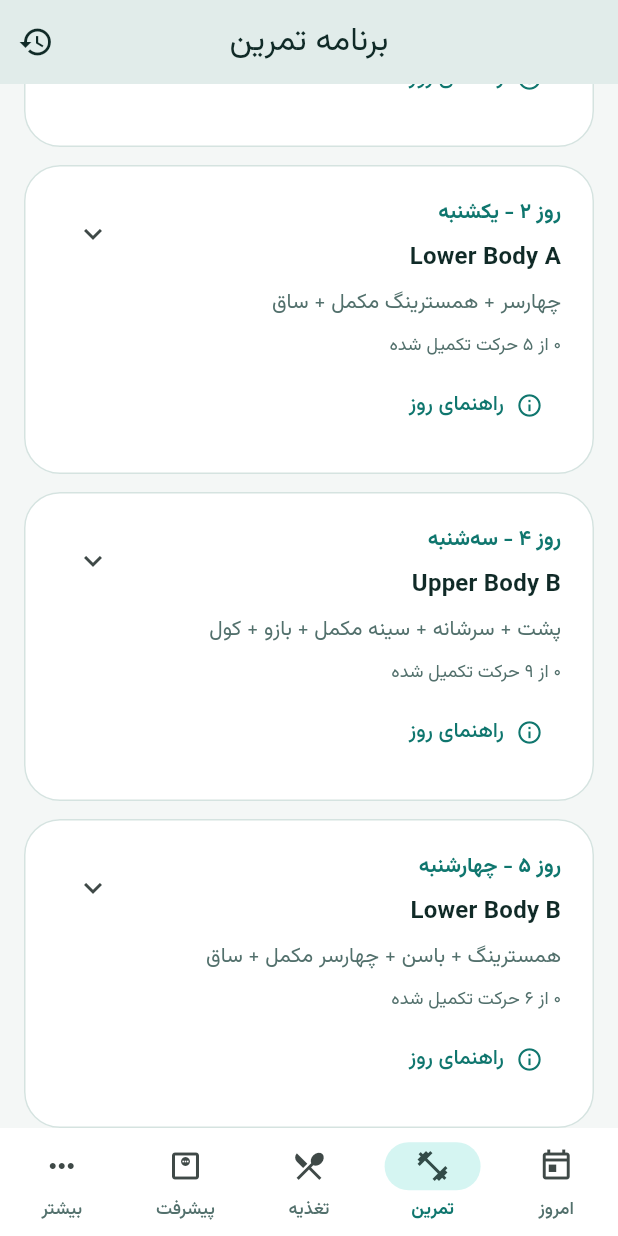
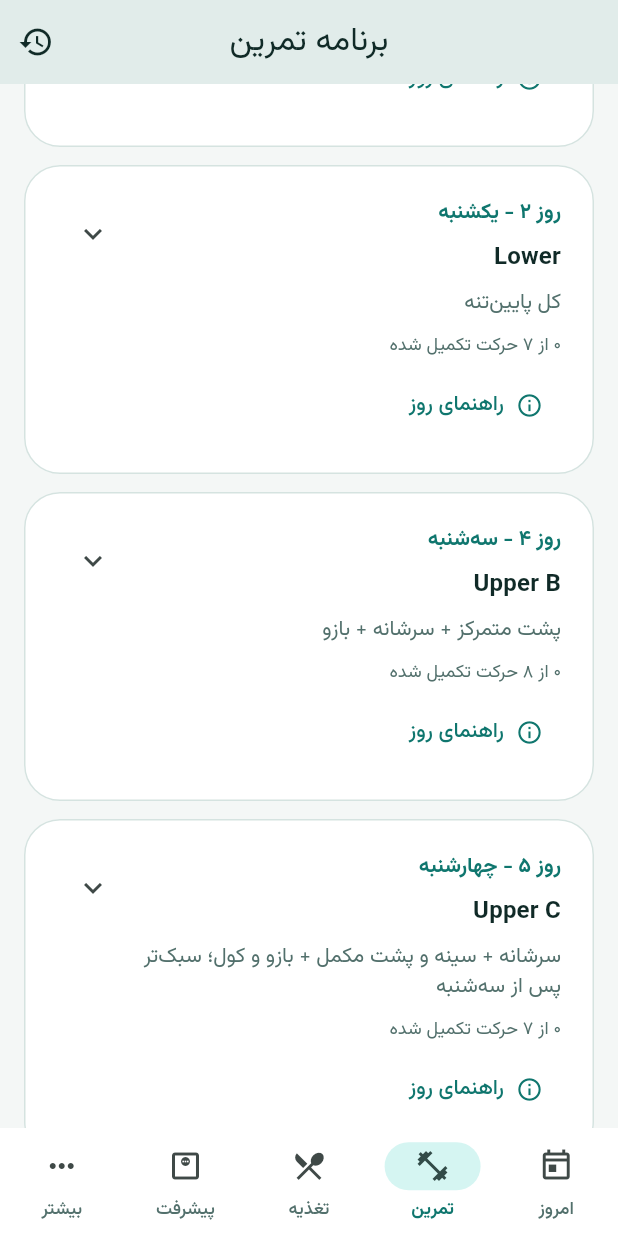
Before and after one commit to Davoud-Abbasi-B/MyFitPlan, a Flutter app: the screen it shows after launch, item 2 of the bottom bar chosen, scrolled down 576 dp, on a phone screen of 412 x 824 dp. Run offline on Flutter 3.47's test engine with Material 3 defaults, Android fonts, the phone set to English and light mode, and no system bars; our stand-ins replace flutter_local_notifications, flutter_riverpod, hive_flutter, timezone; accounts and stored records are empty.

Commit message:
Update Fitora to v9 workout program

```diff
--- a/lib/data/local/default_seed_data.dart
+++ b/lib/data/local/default_seed_data.dart
@@ -10,7 +10,7 @@ import '../../features/workout/models/workout_day_model.dart';
 import 'hypertrophy_workout_seed.dart';
 
 abstract final class DefaultSeedData {
-  static const int workoutSeedVersion = 8;
+  static const int workoutSeedVersion = 9;
 
   static List<WorkoutDay> workouts() => hypertrophyWorkoutPlan();
 
--- a/lib/data/local/hypertrophy_workout_seed.dart
+++ b/lib/data/local/hypertrophy_workout_seed.dart
@@ -3,184 +3,164 @@ import '../../features/workout/models/workout_day_model.dart';
 
 List<WorkoutDay> hypertrophyWorkoutPlan() => [
       WorkoutDay(
-          id: 'upper-lower-v8-day-1',
-          title: 'Upper Body A',
-          focus: 'سینه + پشت مکمل + سرشانه میانی + بازو',
+          id: 'upper-lower-v9-day-1',
+          title: 'Upper A',
+          focus: 'سینه متمرکز + پشت مکمل + سرشانه + بازو',
           dayNumber: 1,
           cardioMinutes: 0,
           location: WorkoutLocation.gym,
           exercises: [
-            _strength('upper-lower-v8-d1-e1', 'Bench Press', '6-10', '2',
+            _strength('upper-lower-v9-d1-e1', 'Bench Press', '6-10', '2',
                 '2-3 minutes',
-                sets: 3,
-                muscles: ['Chest'],
-                image: 'assets/exercises/bench_press.png'),
-            _strength('upper-lower-v8-d1-e2', 'Incline Dumbbell Press', '8-12',
+                muscles: ['Chest'], image: 'assets/exercises/bench_press.png'),
+            _strength('upper-lower-v9-d1-e2', 'Incline Dumbbell Press', '8-12',
                 '1-2', '2 minutes',
-                sets: 3,
                 muscles: ['Chest'],
                 image: 'assets/exercises/incline_dumbbell_press.png'),
-            _strength('upper-lower-v8-d1-e3', 'Pec Deck', '12-15', '1-2',
+            _strength('upper-lower-v9-d1-e3', 'Pec Deck', '12-15', '1-2',
                 '60-90 seconds',
-                sets: 3,
-                muscles: ['Chest'],
-                image: 'assets/exercises/pec_deck.png'),
-            _strength('upper-lower-v8-d1-e4', 'Chest-Supported Row', '8-12',
+                muscles: ['Chest'], image: 'assets/exercises/pec_deck.png'),
+            _strength('upper-lower-v9-d1-e4', 'High-to-Low Cable Fly', '12-15',
+                '1-2', '60-90 seconds',
+                muscles: ['Lower chest'],
+                instruction:
+                    'Set both pulleys above shoulder level. With slightly bent elbows, bring the handles downward and inward toward the hips for lower-chest emphasis. Return with control.',
+                image: 'assets/exercises/high_to_low_cable_fly.png'),
+            _strength('upper-lower-v9-d1-e5', 'Chest-Supported Row', '8-12',
                 '1-2', '2 minutes',
-                sets: 3,
                 muscles: ['Back/Lats'],
                 image: 'assets/exercises/chest_supported_row.png'),
-            _strength('upper-lower-v8-d1-e5', 'Dumbbell Lateral Raise', '12-20',
+            _strength('upper-lower-v9-d1-e6', 'Dumbbell Lateral Raise', '12-20',
                 '1-2', '60-90 seconds',
-                sets: 4,
                 muscles: ['Side delts'],
                 image: 'assets/exercises/lateral_raise.png'),
             _strength(
-                'upper-lower-v8-d1-e6',
+                'upper-lower-v9-d1-e7',
                 'Overhead Cable Triceps Extension',
                 '10-15',
                 '1-2',
                 '60-90 seconds',
-                sets: 3,
                 muscles: ['Triceps'],
                 image: 'assets/exercises/overhead_triceps_extension.png'),
-            _strength('upper-lower-v8-d1-e7', 'Bayesian Cable Curl', '10-15',
+            _strength('upper-lower-v9-d1-e8', 'Bayesian Cable Curl', '10-15',
                 '1-2', '60-90 seconds',
-                sets: 3,
                 muscles: ['Biceps'],
                 image: 'assets/exercises/bayesian_cable_curl.png'),
-            _strength('upper-lower-v8-d1-e8', 'Reverse Curl', '10-15', '1-2',
-                '60-90 seconds',
-                sets: 3,
-                muscles: ['Forearms / brachioradialis'],
-                image: 'assets/exercises/reverse_curl.png'),
           ]),
       WorkoutDay(
-          id: 'upper-lower-v8-day-2',
-          title: 'Lower Body A',
-          focus: 'چهارسر + همسترینگ مکمل + ساق',
+          id: 'upper-lower-v9-day-2',
+          title: 'Lower',
+          focus: 'کل پایین‌تنه',
           dayNumber: 2,
           cardioMinutes: 0,
           location: WorkoutLocation.gym,
           exercises: [
-            _strength('upper-lower-v8-d2-e1', 'Smith Squat', '6-10', '2',
+            _strength('upper-lower-v9-d2-e1', 'Smith Squat', '6-10', '2',
                 '2-3 minutes',
-                sets: 3,
                 muscles: ['Quadriceps'],
                 image: 'assets/exercises/smith_squat.png'),
-            _strength('upper-lower-v8-d2-e2', 'Leg Press', '8-12', '1-2',
+            _strength('upper-lower-v9-d2-e2', 'Leg Press', '8-12', '1-2',
                 '2-3 minutes',
-                sets: 3,
                 muscles: ['Quadriceps'],
                 image: 'assets/exercises/leg_press.png'),
-            _strength('upper-lower-v8-d2-e3', 'Leg Extension', '10-15', '1-2',
+            _strength('upper-lower-v9-d2-e3', 'Leg Extension', '10-15', '1-2',
                 '60-90 seconds',
-                sets: 3,
                 muscles: ['Quadriceps'],
                 image: 'assets/exercises/leg_extension.png'),
-            _strength('upper-lower-v8-d2-e4', 'Lying Leg Curl', '10-15', '1-2',
-                '90 seconds',
-                sets: 3,
+            _strength('upper-lower-v9-d2-e4', 'Romanian Deadlift', '6-10', '2',
+                '2-3 minutes',
                 muscles: ['Hamstrings'],
-                image: 'assets/exercises/leg_curl.png'),
-            _strength('upper-lower-v8-d2-e5', 'Standing Calf Raise', '10-15',
+                image: 'assets/exercises/romanian_deadlift.png'),
+            _strength('upper-lower-v9-d2-e5', 'Hip Thrust', '8-12', '1-2',
+                '2 minutes',
+                muscles: ['Glutes'], image: 'assets/exercises/hip_thrust.png'),
+            _strength('upper-lower-v9-d2-e6', 'Bulgarian Split Squat',
+                '8-12 each leg', '1-2', '2 minutes',
+                muscles: ['Quadriceps'],
+                image: 'assets/exercises/bulgarian_split_squat.png'),
+            _strength('upper-lower-v9-d2-e7', 'Standing Calf Raise', '10-15',
                 '1-2', '60-90 seconds',
-                sets: 3,
                 muscles: ['Calves'],
                 image: 'assets/exercises/standing_calf_raise.png'),
           ]),
       WorkoutDay(
-          id: 'upper-lower-v8-day-3',
-          title: 'Upper Body B',
-          focus: 'پشت + سرشانه + سینه مکمل + بازو + کول',
+          id: 'upper-lower-v9-day-3',
+          title: 'Upper B',
+          focus: 'پشت متمرکز + سرشانه + بازو',
           dayNumber: 4,
           cardioMinutes: 0,
           location: WorkoutLocation.gym,
           exercises: [
-            _strength('upper-lower-v8-d3-e1', 'Assisted Pull-up', '6-10', '1-2',
+            _strength('upper-lower-v9-d3-e1', 'Lat Pulldown', '6-10', '1-2',
                 '2-3 minutes',
-                sets: 3,
                 muscles: ['Back/Lats'],
-                image: 'assets/exercises/assisted_pullup.png'),
-            _strength('upper-lower-v8-d3-e2', 'Seated Row', '8-12', '1-2',
+                image: 'assets/exercises/lat_pulldown.png'),
+            _strength('upper-lower-v9-d3-e2', 'Seated Row', '8-12', '1-2',
                 '2 minutes',
-                sets: 3,
                 muscles: ['Back/Lats'],
                 image: 'assets/exercises/seated_row.png'),
-            _strength('upper-lower-v8-d3-e3', 'Dumbbell Shoulder Press', '6-10',
+            _strength('upper-lower-v9-d3-e3', 'Single-Arm Cable Row',
+                '10-12 each side', '1-2', '90-120 seconds',
+                muscles: ['Back/Lats'],
+                instruction:
+                    'Use one D handle. Keep the torso steady, pull one elbow toward the hip, and return with control. Complete both sides.',
+                image: 'assets/exercises/single_arm_cable_row.png'),
+            _strength('upper-lower-v9-d3-e4', 'Dumbbell Shoulder Press', '6-10',
                 '2', '2-3 minutes',
-                sets: 3,
                 muscles: ['Shoulders'],
                 image: 'assets/exercises/dumbbell_shoulder_press.png'),
-            _strength('upper-lower-v8-d3-e4', 'Machine Chest Press', '8-12',
-                '1-2', '2 minutes',
-                sets: 3,
-                muscles: ['Chest'],
-                image: 'assets/exercises/chest_press.png'),
-            _strength('upper-lower-v8-d3-e5', 'Cable Lateral Raise', '12-20',
-                '1-2', '60-90 seconds',
-                sets: 3,
-                muscles: ['Side delts'],
-                image: 'assets/exercises/cable_lateral_raise.png'),
-            _strength('upper-lower-v8-d3-e6', 'Rear Delt Fly', '12-20', '1-2',
+            _strength('upper-lower-v9-d3-e5', 'Rear Delt Fly', '12-20', '1-2',
                 '60-90 seconds',
-                sets: 3,
                 muscles: ['Rear delts'],
                 image: 'assets/exercises/rear_delt_fly.png'),
-            _strength('upper-lower-v8-d3-e7', 'Hammer Curl', '10-15', '1-2',
+            _strength('upper-lower-v9-d3-e6', 'Hammer Curl', '10-15', '1-2',
                 '60-90 seconds',
-                sets: 3,
                 muscles: ['Biceps / brachialis'],
                 image: 'assets/exercises/hammer_curl.png'),
-            _strength('upper-lower-v8-d3-e8', 'Rope Triceps Pushdown', '10-15',
+            _strength('upper-lower-v9-d3-e7', 'Reverse Curl', '10-15', '1-2',
+                '60-90 seconds',
+                muscles: ['Forearms / brachioradialis'],
+                image: 'assets/exercises/reverse_curl.png'),
+            _strength('upper-lower-v9-d3-e8', 'Rope Triceps Pushdown', '10-15',
                 '1-2', '60-90 seconds',
-                sets: 3,
                 muscles: ['Triceps'],
-                image: 'assets/exercises/triceps_pushdown.png'),
-            _strength('upper-lower-v8-d3-e9', 'Barbell Shrug', '10-15', '1-2',
-                '90 seconds',
-                sets: 3,
-                muscles: ['Traps'],
-                image: 'assets/exercises/barbell_shrug.png'),
+                image: 'assets/exercises/rope_triceps_pushdown.png'),
           ]),
       WorkoutDay(
-          id: 'upper-lower-v8-day-4',
-          title: 'Lower Body B',
-          focus: 'همسترینگ + باسن + چهارسر مکمل + ساق',
+          id: 'upper-lower-v9-day-4',
+          title: 'Upper C',
+          focus: 'سرشانه + سینه و پشت مکمل + بازو و کول؛ سبک‌تر پس از سه‌شنبه',
           dayNumber: 5,
           cardioMinutes: 0,
           location: WorkoutLocation.gym,
           exercises: [
-            _strength('upper-lower-v8-d4-e1', 'Romanian Deadlift', '6-10', '2',
-                '2-3 minutes',
-                sets: 3,
-                muscles: ['Hamstrings'],
-                image: 'assets/exercises/romanian_deadlift.png'),
-            _strength('upper-lower-v8-d4-e2', 'Hip Thrust', '8-12', '1-2',
+            _strength('upper-lower-v9-d4-e1', 'Incline Dumbbell Press', '8-12',
+                '1-2', '2 minutes',
+                muscles: ['Chest'],
+                image: 'assets/exercises/incline_dumbbell_press.png'),
+            _strength('upper-lower-v9-d4-e2', 'Lat Pulldown', '8-12', '1-2',
                 '2 minutes',
-                sets: 3,
-                muscles: ['Glutes'],
-                image: 'assets/exercises/hip_thrust.png'),
-            _strength('upper-lower-v8-d4-e3', 'Bulgarian Split Squat',
-                '8-12 each leg', '1-2', '2 minutes',
-                sets: 3,
-                muscles: ['Quadriceps'],
-                image: 'assets/exercises/bulgarian_split_squat.png'),
-            _strength('upper-lower-v8-d4-e4', 'Seated Leg Curl', '10-15', '1-2',
+                muscles: ['Back/Lats'],
+                image: 'assets/exercises/lat_pulldown.png'),
+            _strength('upper-lower-v9-d4-e3', 'Cable Lateral Raise', '12-20',
+                '1-2', '60-90 seconds',
+                muscles: ['Side delts'],
+                image: 'assets/exercises/cable_lateral_raise.png'),
+            _strength('upper-lower-v9-d4-e4', 'Face Pull', '12-20', '1-2',
+                '60-90 seconds',
+                muscles: ['Rear delts'],
+                image: 'assets/exercises/face_pull.png'),
+            _strength('upper-lower-v9-d4-e5', 'Barbell Shrug', '10-15', '1-2',
                 '90 seconds',
-                sets: 3,
-                muscles: ['Hamstrings'],
-                image: 'assets/exercises/seated_leg_curl.png'),
-            _strength('upper-lower-v8-d4-e5', 'Leg Extension', '12-20', '1-2',
+                muscles: ['Traps'],
+                image: 'assets/exercises/barbell_shrug.png'),
+            _strength('upper-lower-v9-d4-e6', 'Cable Curl', '10-15', '1-2',
                 '60-90 seconds',
-                sets: 3,
-                muscles: ['Quadriceps'],
-                image: 'assets/exercises/leg_extension.png'),
-            _strength('upper-lower-v8-d4-e6', 'Seated Calf Raise', '12-20',
+                muscles: ['Biceps'], image: 'assets/exercises/cable_curl.png'),
+            _strength('upper-lower-v9-d4-e7', 'Rope Triceps Pushdown', '10-15',
                 '1-2', '60-90 seconds',
-                sets: 3,
-                muscles: ['Calves'],
-                image: 'assets/exercises/seated_calf_raise.png'),
+                muscles: ['Triceps'],
+                image: 'assets/exercises/rope_triceps_pushdown.png'),
           ]),
     ];
 
@@ -195,6 +175,7 @@ Exercise _strength(
   List<String> secondary = const [],
   String? alternative,
   String? image,
+  String? instruction,
 }) =>
     Exercise(
       id: id,
@@ -205,7 +186,7 @@ Exercise _strength(
       notes: 'Use controlled technique and stop at the prescribed RIR.',
       targetRirText: rir,
       restText: rest,
-      instructionText:
+      instructionText: instruction ??
           'Use controlled technique and stop at the prescribed RIR.',
       targetMuscles: muscles,
       secondaryMuscles: secondary,
--- a/lib/features/workout/screens/workout_plan_screen.dart
+++ b/lib/features/workout/screens/workout_plan_screen.dart
@@ -130,18 +130,18 @@ Future<void> _showProgramGuide(BuildContext context) {
     (
       title: 'ساختار هفتگی و ریکاوری',
       items: [
-        'شنبه: Upper Body A؛ یکشنبه: Lower Body A.',
+        'شنبه: Upper A؛ یکشنبه: Lower.',
         'دوشنبه: استراحت.',
-        'سه‌شنبه: Upper Body B؛ چهارشنبه: Lower Body B.',
+        'سه‌شنبه: Upper B؛ چهارشنبه: Upper C (سبک‌تر).',
         'پنجشنبه و جمعه: استراحت.',
       ],
     ),
     (
       title: 'حجم هفتگی تقریبی برنامه',
       items: [
-        'سینه: ۱۲ ست؛ پشت/لت: ۹ ست؛ سرشانه مستقیم: ۱۳ ست؛ کول: ۳ ست',
-        'جلو بازو/براکیالیس: ۶ ست؛ پشت بازو: ۶ ست؛ ساعد: ۳ ست مستقیم',
-        'چهارسر: ۱۵ ست؛ همسترینگ: ۹ ست؛ سرینی: ۳ ست؛ ساق: ۶ ست مستقیم',
+        'سینه: ۱۵ ست؛ پشت/لت: ۱۵ ست؛ سرشانه مستقیم: ۱۵ ست؛ کول: ۳ ست',
+        'جلو بازو/براکیالیس: ۹ ست؛ پشت بازو: ۹ ست؛ ساعد: ۳ ست مستقیم',
+        'چهارسر: ۱۲ ست؛ همسترینگ: ۳ ست؛ سرینی: ۳ ست مستقیم؛ ساق: ۳ ست',
       ],
     ),
     (
@@ -1508,11 +1508,12 @@ class _ExerciseLogEditor extends ConsumerWidget {
           : '${exercise.sets ?? 0}×${exercise.reps ?? ''}',
     };
     final metadata = <String>[
-      prescription,
+      '\u2066$prescription\u2069',
       if ((exercise.targetRirText ?? '').isNotEmpty)
-        'RIR ${exercise.targetRirText}',
-      if ((exercise.restText ?? '').isNotEmpty) 'استراحت ${exercise.restText}',
-      if (exercise.notes.isNotEmpty) exercise.notes,
+        '\u2066RIR ${exercise.targetRirText}\u2069',
+      if ((exercise.restText ?? '').isNotEmpty)
+        'استراحت \u2066${exercise.restText}\u2069',
+      if (exercise.notes.isNotEmpty) '\u2068${exercise.notes}\u2069',
     ];
     return metadata.join(' | ');
   }
@@ -1982,7 +1983,9 @@ String? resolvedExerciseImagePath(Exercise exercise) {
     'barbell shrug': 'assets/exercises/barbell_shrug.png',
     'seated leg curl': 'assets/exercises/seated_leg_curl.png',
     'lying leg curl': 'assets/exercises/leg_curl.png',
-    'rope triceps pushdown': 'assets/exercises/triceps_pushdown.png',
+    'rope triceps pushdown': 'assets/exercises/rope_triceps_pushdown.png',
+    'high-to-low cable fly': 'assets/exercises/high_to_low_cable_fly.png',
+    'single-arm cable row': 'assets/exercises/single_arm_cable_row.png',
     'machine chest press': 'assets/exercises/chest_press.png',
     'assisted pull-up': 'assets/exercises/assisted_pullup.png',
     'pec deck': 'assets/exercises/pec_deck.png',
```
Also changed, not shown: assets/exercises/high_to_low_cable_fly.png (added), assets/exercises/rope_triceps_pushdown.png (added), assets/exercises/single_arm_cable_row.png (added), 3 other files.
